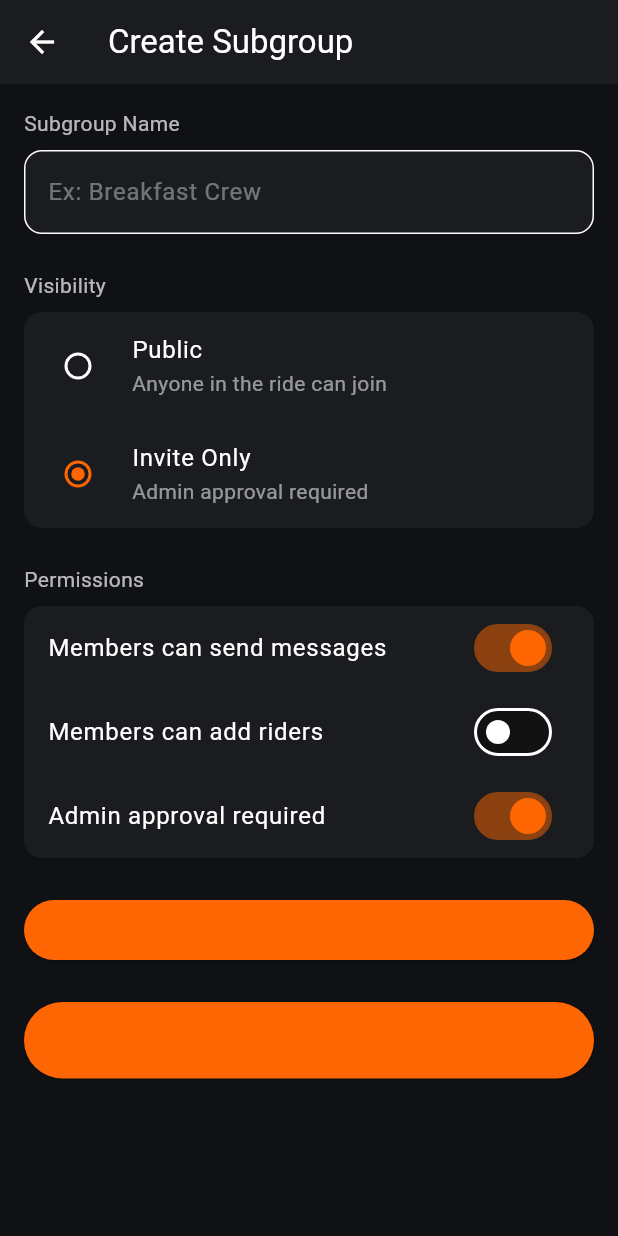
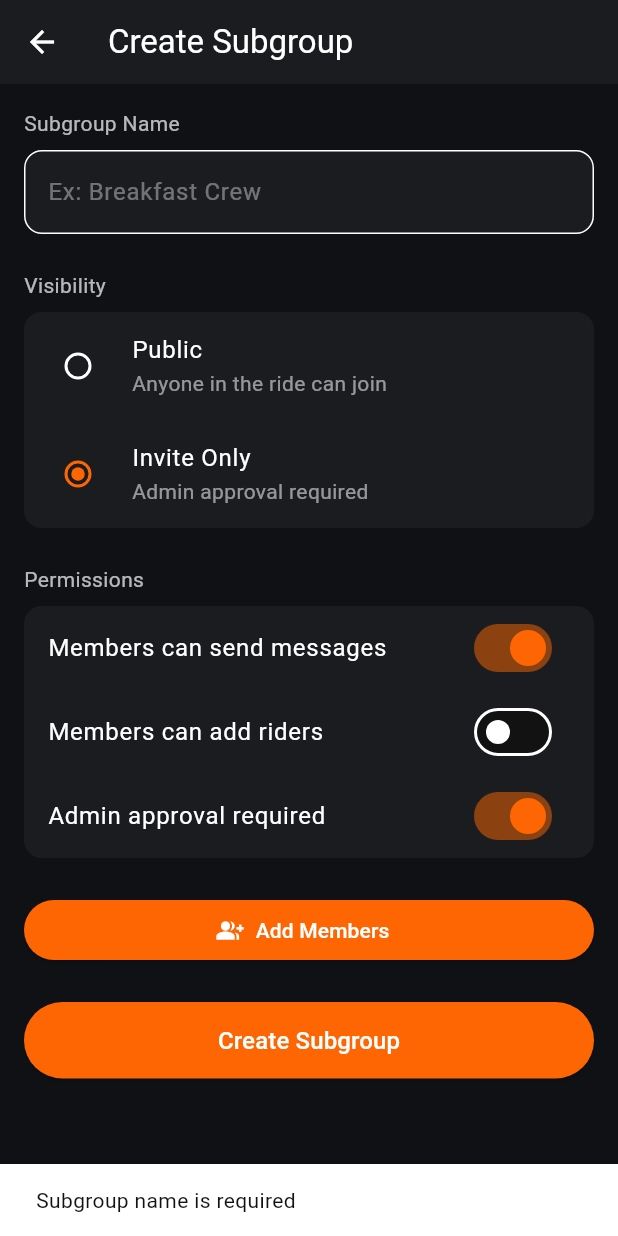
Before and after one commit to Rookie0208/throttle, a Flutter app: the CreateSubGroupScreen screen opened directly with empty values, after a tap on "Create Subgroup", on a phone screen of 412 x 824 dp. Run offline on Flutter 3.47's test engine with Material 3 defaults, Android fonts, the phone set to English and light mode, and no system bars; our stand-ins replace fl_chart, flutter_dotenv, geocoding, google_maps_flutter, google_sign_in, shared_preferences; missing offline and left inert: google_sign_in_platform_interface, google_sign_in_web; accounts and stored records are empty.

Commit message:
add sub group creation and get functionality

```diff
--- a/throttle-frontend/throttle_ui/lib/screens/create_subgroup_screen.dart
+++ b/throttle-frontend/throttle_ui/lib/screens/create_subgroup_screen.dart
@@ -1,4 +1,6 @@
 import 'package:flutter/material.dart';
+
+import 'package:throttle_ui/services/sub_groups_service.dart';
 
 class CreateSubGroupScreen extends StatefulWidget {
 
@@ -31,10 +33,18 @@ class _CreateSubGroupScreenState extends State<CreateSubGroupScreen> {
     // Navigate to member picker screen
   }
 
-  void _createSubGroup() {
+  Future<void> _createSubGroup() async {
+
+  if (nameController.text.trim().isEmpty) {
+    ScaffoldMessenger.of(context).showSnackBar(
+      const SnackBar(content: Text("Subgroup name is required")),
+    );
+    return;
+  }
 
   final payload = {
-      "name": nameController.text,
+    "parentGroupUuid": widget.groupId,   // ✅ ADDED
+    "name": nameController.text.trim(),
     "visibility": visibility,
     "permissions": {
       "membersCanSendMessages": membersCanMessage,
@@ -44,9 +54,28 @@ class _CreateSubGroupScreenState extends State<CreateSubGroupScreen> {
     "members": selectedMembers
   };
 
-    print(payload);
+  try {
 
-    // TODO: call API
+    final result = await SubGroupService.createSubGroup(
+      widget.token,
+      payload,
+    );
+
+    if (!mounted) return;
+
+    ScaffoldMessenger.of(context).showSnackBar(
+      const SnackBar(content: Text("Subgroup created successfully")),
+    );
+
+    Navigator.pop(context, result);
+
+  } catch (e) {
+
+    ScaffoldMessenger.of(context).showSnackBar(
+      const SnackBar(content: Text("Failed to create subgroup")),
+    );
+
+  }
 }
 
   @override
@@ -209,8 +238,8 @@ class _CreateSubGroupScreenState extends State<CreateSubGroupScreen> {
             style: ElevatedButton.styleFrom(
               backgroundColor: const Color(0xfffe6603),
             ),
-            icon: const Icon(Icons.group_add),
-            label: const Text("Add Members"),
+            icon: const Icon(Icons.group_add, color: Colors.white),
+            label: const Text("Add Members",style: TextStyle(color: Colors.white),),
             onPressed: _selectMembers,
           ),
 
@@ -225,7 +254,7 @@ class _CreateSubGroupScreenState extends State<CreateSubGroupScreen> {
             onPressed: _createSubGroup,
             child: const Text(
               "Create Subgroup",
-              style: TextStyle(fontSize: 16),
+              style: TextStyle(fontSize: 16, color: Colors.white),
             ),
           ),
         ],
--- /dev/null
+++ b/throttle-frontend/throttle_ui/lib/services/sub_groups_service.dart
@@ -0,0 +1,50 @@
+import 'dart:convert';
+import 'package:http/http.dart' as http;
+
+class SubGroupService {
+
+  static const String baseUrl = "https://localhost:8080/api/v1";
+
+  static Future<Map<String, dynamic>> fetchSubGroups(
+      String token,
+      String groupUuid,
+      ) async {
+
+    final response = await http.get(
+      Uri.parse("$baseUrl/rides/$groupUuid/subgroups"),
+      headers: {
+        "Authorization": "Bearer $token",
+        "Content-Type": "application/json",
+      },
+    );
+
+    if (response.statusCode == 200) {
+      return jsonDecode(response.body);
+    } else {
+      throw Exception("Failed to load subgroups");
+    }
+  }
+
+   /// CREATE SUBGROUP
+  static Future<Map<String, dynamic>> createSubGroup(
+      String token,
+      Map<String, dynamic> payload,
+      ) async {
+
+    final response = await http.post(
+      Uri.parse("$baseUrl/rides/subgroups"),
+      headers: {
+        "Authorization": "Bearer $token",
+        "Content-Type": "application/json",
+      },
+      body: jsonEncode(payload),
+    );
+
+    if (response.statusCode == 200 || response.statusCode == 201) {
+      return jsonDecode(response.body);
+    } else {
+      throw Exception("Failed to create subgroup");
+    }
+  }
+
+}
```
Also changed, not shown: throttle-frontend/throttle_ui/lib/screens/group_chat_screen.dart (+54 -66 lines), throttle-frontend/throttle_ui/lib/services/group_service.dart (+4 -4 lines). Lines whose indentation alone changed are shown as unchanged.
